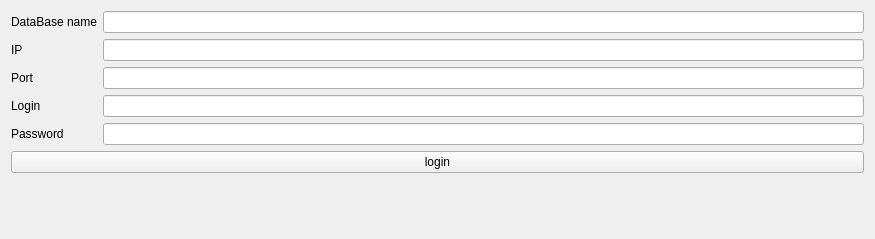
Qt form lab2DB/initialization.ui (P1P0P/Database_gui) before a commit.
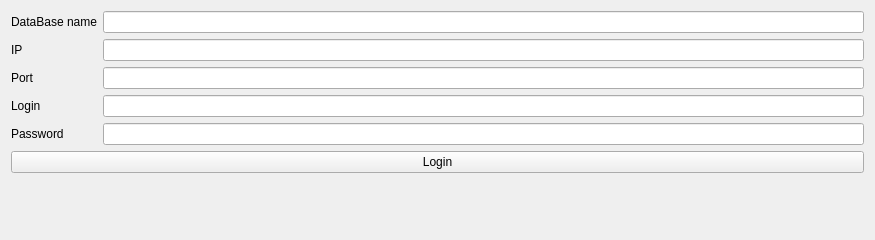
The same form after that commit.

Commit message: fixed size troubles

Diff of the .ui file:
```diff
--- a/lab2DB/initialization.ui
+++ b/lab2DB/initialization.ui
@@ -7,9 +7,21 @@
     <x>0</x>
     <y>0</y>
     <width>875</width>
-    <height>239</height>
+    <height>240</height>
    </rect>
   </property>
+  <property name="minimumSize">
+   <size>
+    <width>875</width>
+    <height>240</height>
+   </size>
+  </property>
+  <property name="maximumSize">
+   <size>
+    <width>875</width>
+    <height>240</height>
+   </size>
+  </property>
   <property name="windowTitle">
    <string>Form</string>
   </property>
@@ -74,7 +86,7 @@
    <item>
     <widget class="QPushButton" name="pushButton">
      <property name="text">
-      <string>login</string>
+      <string>Login</string>
      </property>
     </widget>
    </item>
```
Left out of the diff: 3 changed lines with no effect on the pictures.
